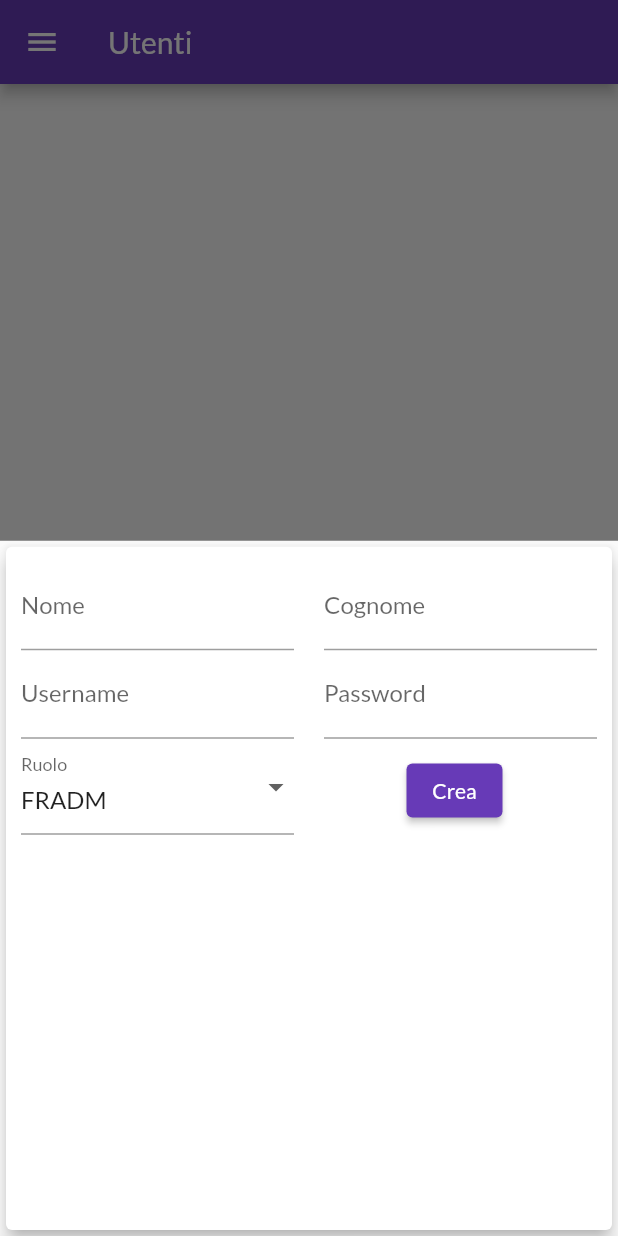
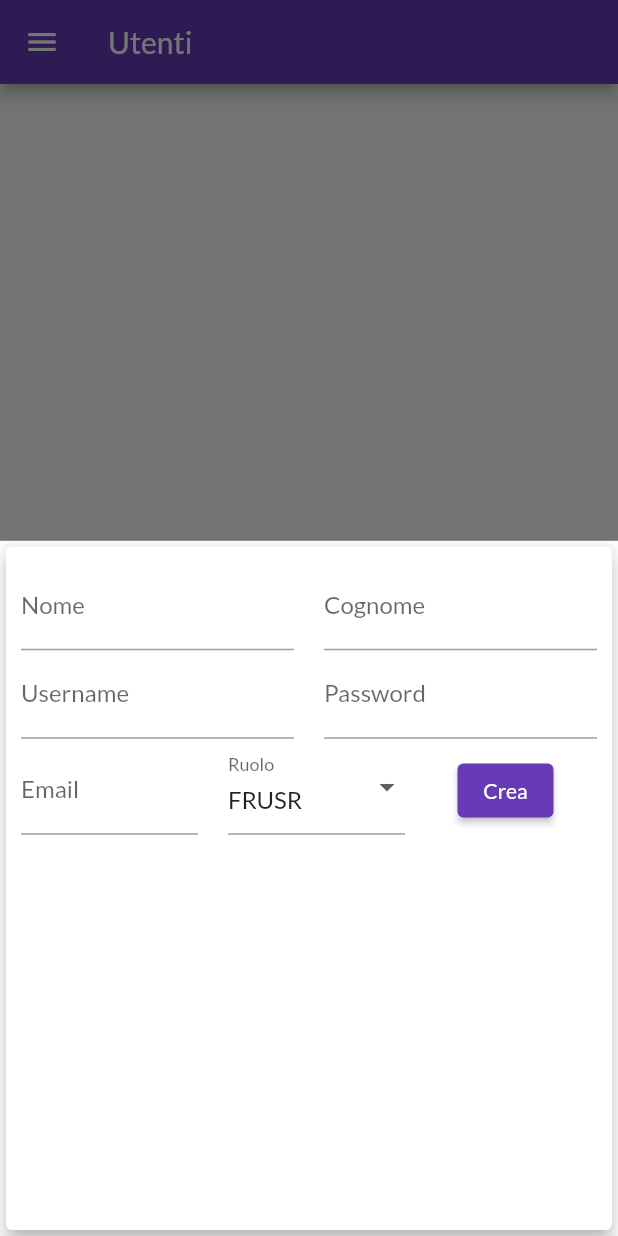
Before and after one commit to DavideIsaia/app_gestione_studenti, a Flutter app: the UsersScreen screen opened by its route, after a tap on "Crea utente", on a phone screen of 412 x 824 dp. Run offline on Flutter 3.47's test engine with Material 2 defaults, Android fonts, the phone set to English and light mode, and no system bars; our stand-ins replace shared_preferences; accounts and stored records are empty; network calls fail.

Commit message:
aggiunta email al form di creazione utente

```diff
--- a/lib/providers/user.dart
+++ b/lib/providers/user.dart
@@ -7,12 +7,14 @@ class User with ChangeNotifier {
   final String nome;
   final String cognome;
   final String password;
+  final String email;
 
   User({
     @required this.username,
     @required this.ruolo,
     @required this.nome,
     @required this.cognome,
-    @required this.password
+    @required this.password,
+    @required this.email,
   });
 }
--- a/lib/screens/users_screen.dart
+++ b/lib/screens/users_screen.dart
@@ -29,7 +29,7 @@ class _UsersScreenState extends State<UsersScreen> {
     return menuItems;
   }
 
-  String selectedValue = "FRADM";
+  String selectedValue = "FRUSR";
 
   List<User> get students {
     return [..._students];
@@ -76,6 +76,7 @@ class _UsersScreenState extends State<UsersScreen> {
   }
 
   void _submitData() {
+    var url = 'https://formazione-reactive-api-rest.herokuapp.com/creaUtente';
     //per far chiudere da solo il foglio di input dopo che premiamo invio
     Navigator.of(context).pop();
   }
@@ -135,7 +136,15 @@ class _UsersScreenState extends State<UsersScreen> {
                     children: [
                       Flexible(
                         child: Padding(
-                          padding: const EdgeInsets.only(right: 10),
+                          padding: const EdgeInsets.fromLTRB(0, 5, 10, 0),
+                          child: TextField(
+                              decoration: InputDecoration(labelText: 'Email'),
+                              onSubmitted: (_) => _submitData),
+                        ),
+                      ),
+                      Flexible(
+                        child: Padding(
+                          padding: const EdgeInsets.only(left: 10),
                           child: DropdownButtonFormField(
                               decoration: InputDecoration(labelText: 'Ruolo'),
                               validator: (value) =>
@@ -151,7 +160,7 @@ class _UsersScreenState extends State<UsersScreen> {
                       ),
                       Flexible(
                           child: Padding(
-                        padding: const EdgeInsets.fromLTRB(65, 5, 0, 0),
+                        padding: const EdgeInsets.fromLTRB(35, 5, 0, 0),
                         child: ElevatedButton(
                             onPressed: _submitData, child: Text('Crea')),
                       ))
@@ -174,6 +183,7 @@ class _UsersScreenState extends State<UsersScreen> {
             "username": user.username,
             "password": user.password,
             "ruolo": user.ruolo,
+            "email": user.email,
           }));
       final newUser = User(
         nome: user.nome,
@@ -181,6 +191,7 @@ class _UsersScreenState extends State<UsersScreen> {
         username: user.username,
         password: user.password,
         ruolo: user.ruolo,
+        email: user.email,
       );
       _students.add(newUser);
       // _students.insert(0, newUser); // lo inserisce all'inizio della lista
```
